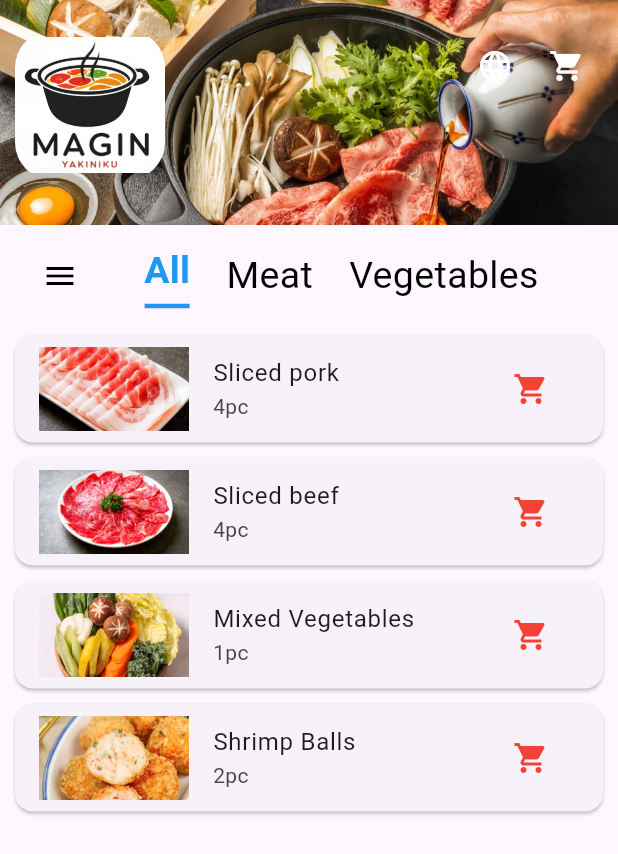
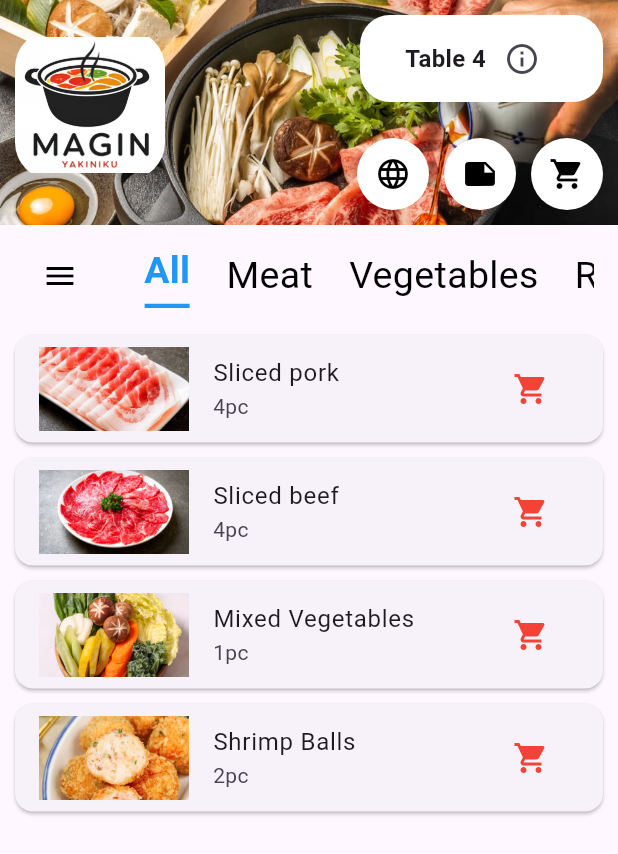
Before and after one commit to Tonnamsuppasri/flutter_shabuapp, a Flutter app: the screen it shows after launch, on a phone screen of 412 x 824 dp. Shown: the top 854 px of the screen. Run offline on Flutter 3.47's test engine with Material 3 defaults, Android fonts, the phone set to English and light mode, and no system bars.

Commit message:
first edit commit

```diff
--- /dev/null
+++ b/lib/order_cart_page.dart
@@ -0,0 +1,17 @@
+import 'package:flutter/material.dart';
+
+class OrderCartPage extends StatelessWidget {
+  const OrderCartPage({super.key});
+
+  @override
+  Widget build(BuildContext context) {
+    return Scaffold(
+      appBar: AppBar(
+        title: Text('Your Page Title'),
+      ),
+      body: Center(
+        child: Text('Hello, World!'),
+      ),
+    );
+  }
+}
--- a/lib/order_page.dart
+++ b/lib/order_page.dart
@@ -13,17 +13,20 @@ class _OrderPageState extends State<OrderPage> {
 
   final Map<String, List<Map<String, String>>> menuItems = {
     'All': [
-      {'name': 'Sliced pork', 'quantity': '4pc', 'image': 'assets/images/pork.jpg'},
-      {'name': 'Sliced beef', 'quantity': '4pc', 'image': 'assets/images/beef.jpg'},
-      {'name': 'Mixed Vegetables', 'quantity': '1pc', 'image': 'assets/images/vegetables.jpg'},
-      {'name': 'Shrimp Balls', 'quantity': '2pc', 'image': 'assets/images/shrimp.jpg'},
+      {'name': 'Sliced pork', 'quantity': '4pc', 'image': 'assets/images/pork.jpg', 'price': '0'},
+      {'name': 'Sliced beef', 'quantity': '4pc', 'image': 'assets/images/beef.jpg', 'price': '0'},
+      {'name': 'Mixed Vegetables', 'quantity': '1pc', 'image': 'assets/images/vegetables.jpg', 'price': '0'},
+      {'name': 'Shrimp Balls', 'quantity': '2pc', 'image': 'assets/images/shrimp.jpg', 'price': '0'},
     ],
     'Meat': [
-      {'name': 'Sliced pork', 'quantity': '4pc', 'image': 'assets/images/pork.jpg'},
-      {'name': 'Sliced beef', 'quantity': '4pc', 'image': 'assets/images/beef.jpg'},
+      {'name': 'Sliced pork', 'quantity': '4pc', 'image': 'assets/images/pork.jpg', 'price': '0'},
+      {'name': 'Sliced beef', 'quantity': '4pc', 'image': 'assets/images/beef.jpg', 'price': '0'},
     ],
     'Vegetables': [
-      {'name': 'Mixed Vegetables', 'quantity': '1pc', 'image': 'assets/images/vegetables.jpg'},
+      {'name': 'Mixed Vegetables', 'quantity': '1pc', 'image': 'assets/images/vegetables.jpg', 'price': '0'},
+    ],
+    'Ready to eat': [
+      {'name': 'Shrimp Balls', 'quantity': '2pc', 'image': 'assets/images/shrimp.jpg', 'price': '0'},
     ]
   };
 
@@ -44,7 +47,7 @@ class _OrderPageState extends State<OrderPage> {
                 ),
               ),
             ),
-            ...['All', 'Meat', 'Vegetables'].map((category) {
+            ...['All', 'Meat', 'Vegetables', 'Ready to eat'].map((category) {
               return ListTile(
                 title: Text(category),
                 onTap: () {
@@ -83,17 +86,68 @@ class _OrderPageState extends State<OrderPage> {
                 ),
               ),
               Positioned(
-                top: 20,
+                top: 10,
+                right: 10,
+                child: Container(
+                  padding: EdgeInsets.symmetric(horizontal: 30, vertical: 5),
+                  decoration: BoxDecoration(
+                    color: Colors.white,
+                    borderRadius: BorderRadius.circular(20),
+                  ),
+                    child: Row(
+                    children: [
+                      Text(
+                      'Table 4',
+                      style: TextStyle(fontSize: 16, fontWeight: FontWeight.bold),
+                      ),
+                      IconButton(
+                      icon: Icon(Icons.info_outline),
+                      onPressed: () {
+                        // TODO: ใส่โค้ดเพื่อแสดงรายละเอียด Table 4
+                      },
+                      ),
+                    ],
+                  ),
+                ),
+              ),
+              Positioned(
+                bottom: 10,
                 right: 10,
                 child: Row(
                   children: [
-                    IconButton(
-                      icon: Icon(Icons.language, color: Colors.white),
+                    Container(
+                      decoration: BoxDecoration(
+                        color: Colors.white,
+                        shape: BoxShape.circle,
+                      ),
+                      child: IconButton(
+                        icon: Icon(Icons.language, color: Colors.black),
                         onPressed: () {},
                       ),
-                    IconButton(
-                      icon: Icon(Icons.shopping_cart, color: Colors.white),
+                    ),
+                    SizedBox(width: 10),
+                    Container(
+                      decoration: BoxDecoration(
+                        color: Colors.white,
+                        shape: BoxShape.circle,
+                      ),
+                      child: IconButton(
+                        icon: Icon(Icons.note, color: Colors.black), // ไอคอนกระดาษโน้ต
+                        onPressed: () {
+                          // TODO: ใส่โค้ดเพื่อไปยังหน้าบิลการสั่งอาหาร
+                        },
+                      ),
+                    ),
+                    SizedBox(width: 10),
+                    Container(
+                      decoration: BoxDecoration(
+                        color: Colors.white,
+                        shape: BoxShape.circle,
+                      ),
+                      child: IconButton(
+                        icon: Icon(Icons.shopping_cart, color: Colors.black),
                         onPressed: () {},
+                      ),
                     ),
                   ],
                 ),
@@ -112,7 +166,11 @@ class _OrderPageState extends State<OrderPage> {
                   },
                 ),
                 SizedBox(width: 20),
-                ...['All', 'Meat', 'Vegetables'].map((category) {
+                Expanded(
+                  child: SingleChildScrollView(
+                    scrollDirection: Axis.horizontal,
+                    child: Row(
+                      children: ['All', 'Meat', 'Vegetables', 'Ready to eat'].map((category) {
                         return Padding(
                           padding: const EdgeInsets.symmetric(horizontal: 12),
                           child: GestureDetector(
@@ -143,6 +201,9 @@ class _OrderPageState extends State<OrderPage> {
                           ),
                         );
                       }).toList(),
+                    ),
+                  ),
+                ),
               ],
             ),
           ),
```
Lines whose indentation alone changed are shown as unchanged.
